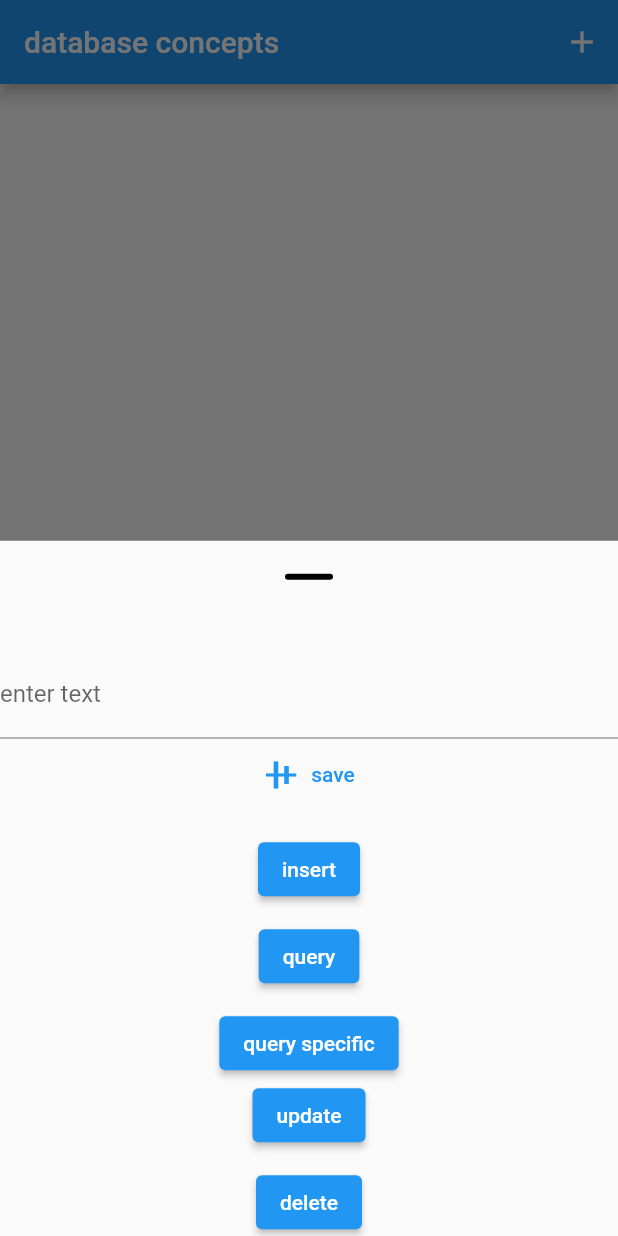
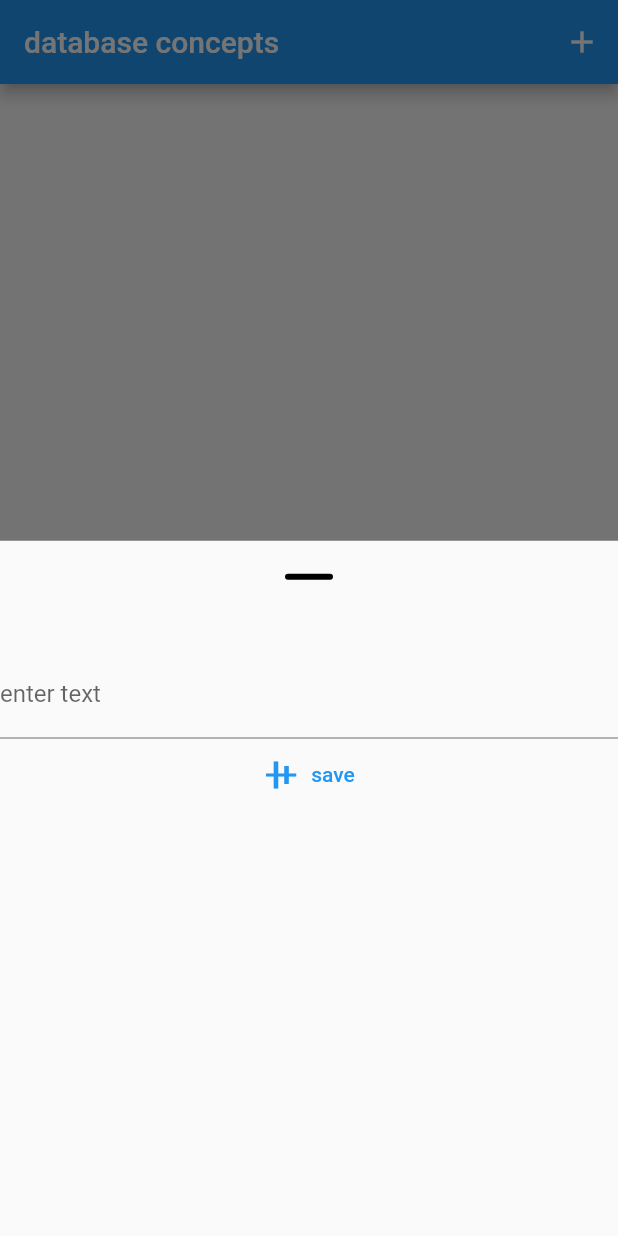
Before and after one commit to simar295/screens_navigation_SQFLITE_app, a Flutter app: the screen it shows after launch, after a tap on the "add" icon, on a phone screen of 412 x 824 dp. Run offline on Flutter 3.47's test engine with Material 2 defaults, Android fonts, the phone set to English and light mode, and no system bars; our stand-ins replace sqflite; accounts and stored records are empty.

Commit message:
refined code

```diff
--- a/lib/listwidget.dart
+++ b/lib/listwidget.dart
@@ -1,5 +1,4 @@
 import 'package:flutter/material.dart';
-import 'package:screens_navigation_list_app/sheet.dart';
 import 'package:screens_navigation_list_app/sheet2.dart';
 import '/listmodel.dart';
 import 'dbhelper.dart';
@@ -27,7 +26,7 @@ class _listwidgetState extends State<listwidget> {
   ////////////////////////////////////////////////////
   void updateui() {
     setState(() {
-    isloading = false;
+      isloading = false;
     });
 
     Future.delayed(Duration(seconds: 2), () {
@@ -46,21 +45,6 @@ class _listwidgetState extends State<listwidget> {
     var rows = allrows.elementAt(index);
     var id = await dbhelp.deletedata(rows["id"]);
     print(id);
-
-    /*   var allrows = await dbhelp.queryall();
-     allrows.forEach((element) async {
-      if (element.values.elementAt(1) == nameslist[index].name) {
-       var id2= await dbhelp.deletedata(element.values.elementAt(1));
-         print(id2);
-      }
-    });
-    */
-    /* allrows.forEach(
-      (element) async {
-        var id = await dbhelp.deletedata(element["id"]);
-        print(id);
-      },
-    ); */
   }
 
 //////////////////////////////////////////////////
@@ -79,15 +63,6 @@ class _listwidgetState extends State<listwidget> {
     sendindex = index;
     ////////////////////////////
   }
-
-/*
-  listwidget givelistwidget() {
-    return listwidget(
-        nameslist: nameslist,
-        getdelete: getdelete,
-        addhere: addhere,
-        passqueryall: passqueryall);
-  } */
 
   @override
   Widget build(BuildContext context) {
@@ -116,16 +91,9 @@ class _listwidgetState extends State<listwidget> {
                           context: context,
                           builder: (context) => sheet2(
                                 getupdateui: updateui,
-                                getlistwidget: listwidget(
-                                    nameslist: widget.nameslist,
-                                    getdelete: widget.getdelete,
-                                    addhere: widget.addhere,
-                                    passqueryall: widget.passqueryall),
                                 getlistsheet2: widget.nameslist,
-                                getqueryall: widget.passqueryall,
                                 getindex: sendindex,
                                 gettitle: sendtitle,
-                                getsavefunction: widget.addhere,
                               ));
                     },
                     title: Text(widget.nameslist[index].name)),
--- a/lib/mainscreen.dart
+++ b/lib/mainscreen.dart
@@ -36,11 +36,8 @@ class _mainscreenState extends State<mainscreen> {
   }
 
   ////////////////////////////////////////////////////////////////////////////////
-  ////////////////////////////////////////////////////////////////////////////////
 
   List<listmodel> places = [
-    /*  listmodel("jatt"),
-    listmodel("jattiye"), */
   ];
 
   /////////////////////////////////////////////
@@ -53,8 +50,6 @@ class _mainscreenState extends State<mainscreen> {
   }
 
   /////////////////////////////////////////////////
-  ///
-  ///
 
 
 
--- a/lib/sheet.dart
+++ b/lib/sheet.dart
@@ -11,7 +11,6 @@ class sheet extends StatefulWidget {
 }
 
 class _sheetState extends State<sheet> {
-
   final dbhelp = dbhelper.instance;
 
   void insertdata() async {
@@ -31,21 +30,6 @@ class _sheetState extends State<sheet> {
         print(element);
       },
     );
-  }
-
-  void queryspecific() async {
-    var allrows = await dbhelp.queryspecific(18);
-    print(allrows);
-  }
-
-  void deletedata() async {
-    var id = await dbhelp.deletedata(7);
-    print(id);
-  }
-
-  void update() async {
-   // var rows = await dbhelp.update(1);
-   // print(rows);
   }
 
   ///////////////////////////////////////////////////////
@@ -78,46 +62,6 @@ class _sheetState extends State<sheet> {
             label: Text("save")),
 
 //////////////////////////////////////////////////////////
-
-        SizedBox(
-          height: 15,
-        ),
-        ElevatedButton(
-          onPressed: insertdata,
-          child: Text("insert"),
-          style: ButtonStyle(),
-        ),
-        SizedBox(
-          height: 10,
-        ),
-        ElevatedButton(
-          onPressed: queryall,
-          child: Text("query"),
-        ),
-        SizedBox(
-          height: 10,
-        ),
-        ElevatedButton(
-          onPressed: queryspecific,
-          child: Text("query specific"),
-        ),
-        SizedBox(
-          height: 0,
-        ),
-        ElevatedButton(
-          onPressed: update,
-          child: Text("update"),
-        ),
-        SizedBox(
-          height: 10,
-        ),
-        ElevatedButton(
-          onPressed: deletedata,
-          child: Text("delete"),
-        ),
-        SizedBox(
-          height: 10,
-        ),
       ],
     );
   }
```
Also changed, not shown: lib/sheet2.dart (+1 -110 lines).
